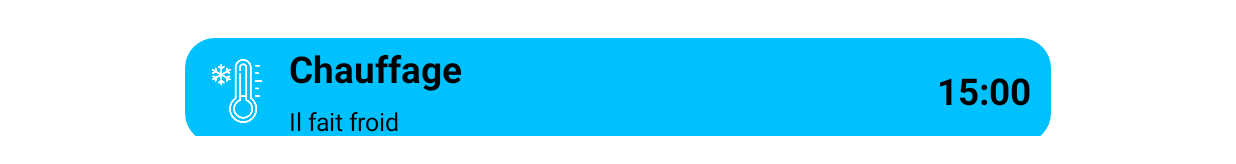
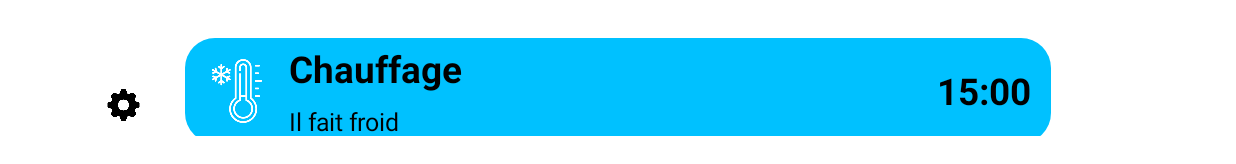
Before and after one commit to qcorveler/Connected-Reminder, an Android app: the screen it shows after launch (HelpedActivity), after a tap on "navigation vers le jour suivant", on a phone screen of 824 x 412 dp (held sideways). Shown: the part 451-615 px from the top of the screen. Run offline under Robolectric (Android 15) with nearby library versions, the light colour scheme and no system bars.

Commit message:
ajout du bouton paramètre dans l'interface personne aidée

```diff
--- a/TestAPI22/app/src/main/java/com/example/testpensebeteapi22/EventFragment.java
+++ b/TestAPI22/app/src/main/java/com/example/testpensebeteapi22/EventFragment.java
@@ -137,6 +137,7 @@ public class EventFragment extends Fragment {
                     transaction.commit();
 
                     home.displayDayEvents();
+                    home.setVisible_ParametersButton();
                 }
             }
 
--- a/TestAPI22/app/src/main/java/com/example/testpensebeteapi22/HelpedActivity.java
+++ b/TestAPI22/app/src/main/java/com/example/testpensebeteapi22/HelpedActivity.java
@@ -112,6 +112,9 @@ public class HelpedActivity extends AppCompatActivity {
     private ImageButton navigation_right_button;
     /** Bouton de navigation des pense-bêtes vers la gauche (le passé) */
     private ImageButton navigation_left_button;
+
+    /** Bouton d'affichage des paramètres */
+    private ImageButton parameters_button;
 
     /** Compteur permettant de savoir depuis combien de temps aucune action n'a été effectuée */
     private int standby_counter;
@@ -276,6 +279,13 @@ public class HelpedActivity extends AppCompatActivity {
             }
         });
 
+        this.parameters_button = findViewById(R.id.parameters_button);
+        this.parameters_button.setOnClickListener(new View.OnClickListener() {
+            @Override
+            public void onClick(View v) {
+                // TODO afficher un pop_up de retour vers le menu principal
+            }
+        });
         displayButtons();
 
         //gestion de l'appui sur le bouton retour :
@@ -697,6 +707,7 @@ public class HelpedActivity extends AppCompatActivity {
                         //gestion de la veille
                         standby_counter = 0;
                         isInStandby = false;
+                        parameters_button.setVisibility(View.GONE);
 
                         //gestion du fragment à ajouter
                         EventFragment informations_fragment = new EventFragment(getApplicationContext(), e, setting_Textsize);
@@ -781,6 +792,10 @@ public class HelpedActivity extends AppCompatActivity {
         }
     }
 
+    public void setVisible_ParametersButton(){
+        parameters_button.setVisibility(View.VISIBLE);
+    }
+
     public Thread getBackgroundPastEvents(){return this.backgroundPastEvents;}
 
     /* TODO → METTRE UNE PAGE DE PARAMÈTRES --- OU PEUT-ÊTRE QUE LES PARAMÈTRES PEUVENT AUSSI ÊTRE GÉRÉS À DISTANCE PAR L'AIDANT */
--- a/TestAPI22/app/src/main/res/layout-sw600dp-land/home_layout.xml
+++ b/TestAPI22/app/src/main/res/layout-sw600dp-land/home_layout.xml
@@ -257,6 +257,20 @@
 
     </FrameLayout>
 
+    <ImageButton
+        android:id="@+id/parameters_button"
+        android:layout_width="0dp"
+        android:layout_height="0dp"
+        android:src="@drawable/parametres"
+        android:scaleType="fitCenter"
+        android:backgroundTint="@color/transparent"
+        android:layout_marginEnd="20dp"
+
+        app:layout_constraintStart_toStartOf="@id/guideline_marge_1"
+        app:layout_constraintBottom_toBottomOf="@id/guideline_list_of_event_bottom"
+        app:layout_constraintEnd_toEndOf="@id/guideline_marge_3"
+        app:layout_constraintTop_toTopOf="@id/guideline_top_of_parameters"/>
+
             <!-- Guidelines -->
     <androidx.constraintlayout.widget.Guideline
         android:id="@+id/guideline_date_top"
@@ -287,6 +301,13 @@
         app:layout_constraintGuide_percent="0.95" /> <!-- list_of_event_bottom -->
 
     <androidx.constraintlayout.widget.Guideline
+        android:id="@+id/guideline_top_of_parameters"
+        android:layout_width="wrap_content"
+        android:layout_height="wrap_content"
+        android:orientation="horizontal"
+        app:layout_constraintGuide_percent="0.85" /> <!-- top_of_parameters -->
+
+    <androidx.constraintlayout.widget.Guideline
         android:id="@+id/guideline_marge_1"
         android:layout_width="wrap_content"
         android:layout_height="wrap_content"
--- a/TestAPI22/app/src/main/res/layout/home_layout.xml
+++ b/TestAPI22/app/src/main/res/layout/home_layout.xml
@@ -258,6 +258,19 @@
 
     </FrameLayout>
 
+    <ImageButton
+        android:id="@+id/parameters_button"
+        android:layout_width="0dp"
+        android:layout_height="0dp"
+        android:src="@drawable/parametres"
+        android:scaleType="fitCenter"
+        android:backgroundTint="@color/transparent"
+
+        app:layout_constraintStart_toStartOf="@id/guideline_marge_1"
+        app:layout_constraintBottom_toBottomOf="@id/guideline_list_of_event_bottom"
+        app:layout_constraintEnd_toEndOf="@id/guideline_marge_3"
+        app:layout_constraintTop_toTopOf="@id/guideline_top_of_parameters"/>
+
     <!-- Guidelines -->
     <androidx.constraintlayout.widget.Guideline
         android:id="@+id/guideline_date_top"
@@ -288,6 +301,13 @@
         app:layout_constraintGuide_percent="0.95" /> <!-- list_of_event_bottom -->
 
     <androidx.constraintlayout.widget.Guideline
+        android:id="@+id/guideline_top_of_parameters"
+        android:layout_width="wrap_content"
+        android:layout_height="wrap_content"
+        android:orientation="horizontal"
+        app:layout_constraintGuide_percent="0.85" /> <!-- top_of_parameters -->
+
+    <androidx.constraintlayout.widget.Guideline
         android:id="@+id/guideline_marge_1"
         android:layout_width="wrap_content"
         android:layout_height="wrap_content"
--- a/TestAPI22/app/src/main/res/layout/mainmenu.xml
+++ b/TestAPI22/app/src/main/res/layout/mainmenu.xml
@@ -104,5 +104,11 @@
         android:layout_height="wrap_content"
         android:orientation="vertical"
         app:layout_constraintGuide_percent="0.95" />
+    <androidx.constraintlayout.widget.Guideline
+        android:id="@+id/guideline_marge_9"
+        android:layout_width="wrap_content"
+        android:layout_height="wrap_content"
+        android:orientation="horizontal"
+        app:layout_constraintGuide_percent="0.95" />
 
 </androidx.constraintlayout.widget.ConstraintLayout>
```
Also changed, not shown: TestAPI22/app/src/main/res/drawable/rec_button.xml (added, +10 -0 lines).
